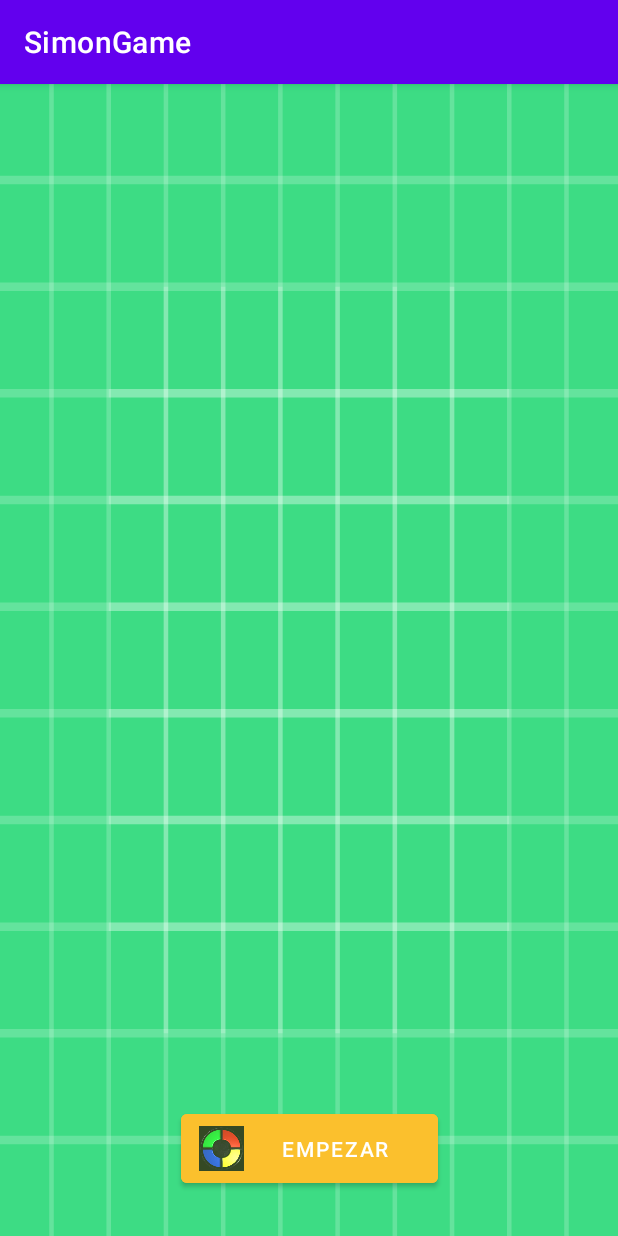
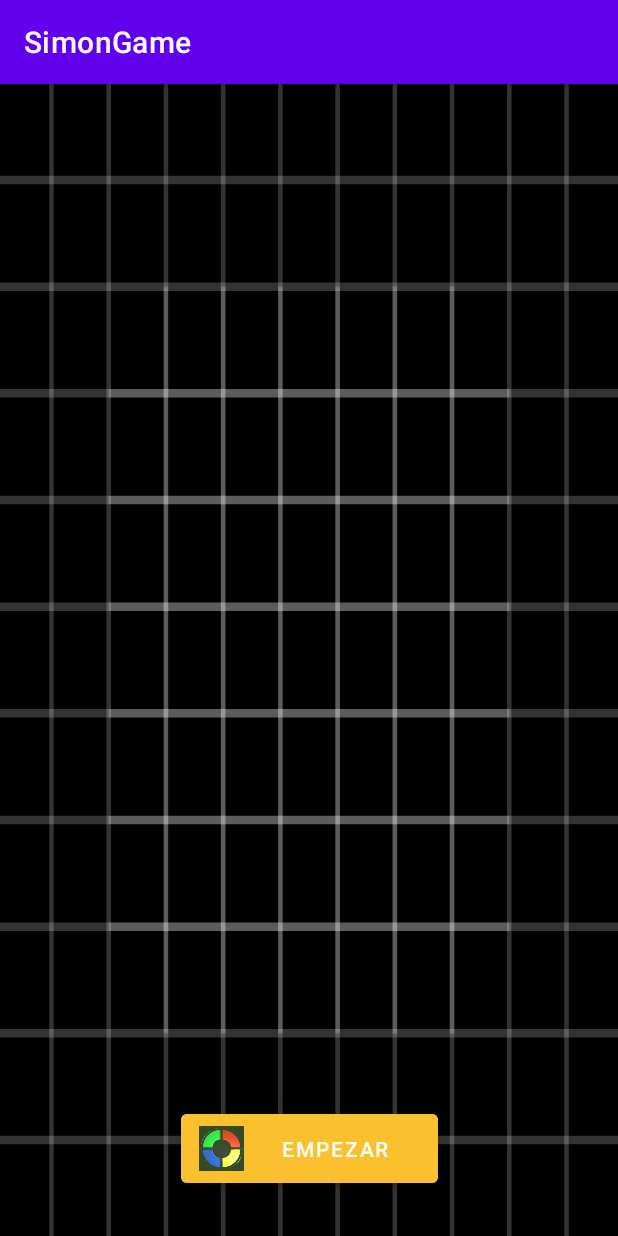
Before and after one commit to jsamperevazquez/SimonGame, an Android app: the screen it shows after launch (MainActivity), on a phone screen of 412 x 824 dp. Run offline under Robolectric (Android 15) with nearby library versions, the phone set to English and light mode, and no system bars.

Commit message:
Cambiado diseño de fondo de app

```diff
--- a/app/src/main/res/drawable-v24/fondo.xml
+++ b/app/src/main/res/drawable-v24/fondo.xml
@@ -5,7 +5,7 @@
     android:viewportWidth="108"
     android:viewportHeight="108">
     <path
-        android:fillColor="#3DDC84"
+        android:fillColor="#000000"
         android:pathData="M0,0h108v108h-108z" />
     <path
         android:fillColor="#00000000"
```
